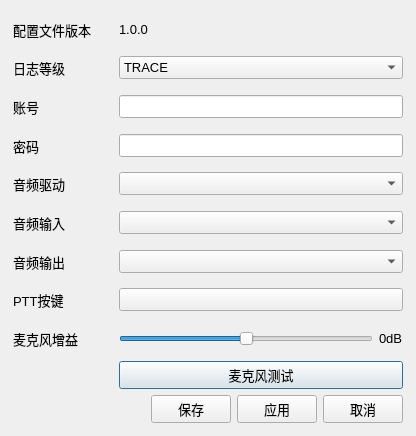
Qt form src/ui/form/config_window.ui (supermastergui/AudioClient) before a commit.
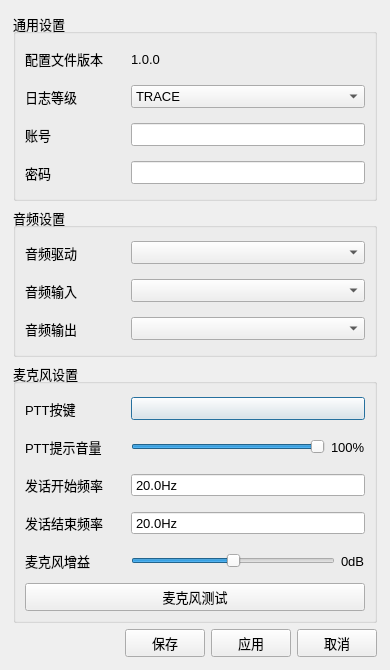
The same form after that commit. Icons and pictures are not drawn. Custom widgets are drawn as their Qt base class.

Commit message:
feat: 更新PTT音频设置和界面
* 更新PTT按键提示音的频率和音量设置
* 在配置窗口中添加PTT音频参数的调整功能
* 更新版本号至1.1.0
* 优化打包配置以防止覆盖现有文件

The edit to the form file:
```diff
--- a/src/ui/form/config_window.ui
+++ b/src/ui/form/config_window.ui
@@ -6,8 +6,8 @@
    <rect>
     <x>0</x>
     <y>0</y>
-    <width>416</width>
-    <height>436</height>
+    <width>390</width>
+    <height>651</height>
    </rect>
   </property>
   <property name="minimumSize">
@@ -45,7 +45,7 @@
    <property name="spacing">
     <number>0</number>
    </property>
-   <item row="0" column="0">
+   <item row="0" column="1">
     <widget class="QWidget" name="config_widget" native="true">
      <layout class="QGridLayout" name="gridLayout">
       <property name="leftMargin">
@@ -63,14 +63,14 @@
       <property name="spacing">
        <number>6</number>
       </property>
-      <item row="5" column="0">
-       <widget class="QLabel" name="label_audio_driver">
-        <property name="sizePolicy">
-         <sizepolicy hsizetype="Fixed" vsizetype="Expanding">
-          <horstretch>0</horstretch>
-          <verstretch>0</verstretch>
-         </sizepolicy>
+      <item row="2" column="0">
+       <widget class="QGroupBox" name="microphone_settings">
+        <property name="title">
+         <string>麦克风设置</string>
         </property>
+        <layout class="QGridLayout" name="gridLayout_6">
+         <item row="2" column="0">
+          <widget class="QLabel" name="label_ptt_p">
         <property name="minimumSize">
          <size>
           <width>100</width>
@@ -78,45 +78,42 @@
          </size>
         </property>
         <property name="text">
-         <string>音频驱动</string>
+            <string>发话开始频率</string>
         </property>
        </widget>
       </item>
-      <item row="11" column="1">
-       <widget class="SelectedButton" name="button_test">
-        <property name="text">
-         <string>麦克风测试</string>
-        </property>
-       </widget>
-      </item>
-      <item row="5" column="1">
-       <widget class="QComboBox" name="combo_box_audio_driver">
+         <item row="1" column="1">
+          <layout class="QHBoxLayout" name="horizontalLayout_4">
+           <item>
+            <widget class="QSlider" name="ptt_sound">
         <property name="sizePolicy">
-         <sizepolicy hsizetype="Preferred" vsizetype="Fixed">
+              <sizepolicy hsizetype="Expanding" vsizetype="Preferred">
           <horstretch>0</horstretch>
           <verstretch>0</verstretch>
          </sizepolicy>
         </property>
-       </widget>
-      </item>
-      <item row="3" column="1">
-       <widget class="QLineEdit" name="line_edit_account">
-        <property name="sizePolicy">
-         <sizepolicy hsizetype="Preferred" vsizetype="Fixed">
-          <horstretch>0</horstretch>
-          <verstretch>0</verstretch>
-         </sizepolicy>
+             <property name="maximum">
+              <number>100</number>
+             </property>
+             <property name="value">
+              <number>100</number>
+             </property>
+             <property name="orientation">
+              <enum>Qt::Orientation::Horizontal</enum>
+             </property>
+            </widget>
+           </item>
+           <item>
+            <widget class="QLabel" name="ptt_sound_value">
+             <property name="text">
+              <string>100%</string>
         </property>
        </widget>
       </item>
-      <item row="2" column="0">
-       <widget class="QLabel" name="label_log_level">
-        <property name="sizePolicy">
-         <sizepolicy hsizetype="Fixed" vsizetype="Expanding">
-          <horstretch>0</horstretch>
-          <verstretch>0</verstretch>
-         </sizepolicy>
-        </property>
+          </layout>
+         </item>
+         <item row="3" column="0">
+          <widget class="QLabel" name="label_ptt_r">
         <property name="minimumSize">
          <size>
           <width>100</width>
@@ -124,43 +121,24 @@
          </size>
         </property>
         <property name="text">
-         <string>日志等级</string>
+            <string>发话结束频率</string>
         </property>
        </widget>
       </item>
-      <item row="0" column="1">
-       <widget class="QLabel" name="label_config_version_2">
+         <item row="1" column="0">
+          <widget class="QLabel" name="label_ptt_s">
         <property name="minimumSize">
          <size>
-          <width>0</width>
-          <height>23</height>
-         </size>
-        </property>
-        <property name="text">
-         <string>1.0.0</string>
-        </property>
-       </widget>
-      </item>
-      <item row="4" column="0">
-       <widget class="QLabel" name="label_password">
-        <property name="sizePolicy">
-         <sizepolicy hsizetype="Fixed" vsizetype="Expanding">
-          <horstretch>0</horstretch>
-          <verstretch>0</verstretch>
-         </sizepolicy>
-        </property>
-        <property name="minimumSize">
-         <size>
           <width>100</width>
           <height>32</height>
          </size>
         </property>
         <property name="text">
-         <string>密码</string>
+            <string>PTT提示音量</string>
         </property>
        </widget>
       </item>
-      <item row="10" column="1">
+         <item row="4" column="1">
        <layout class="QHBoxLayout" name="horizontalLayout_2">
         <item>
          <widget class="QSlider" name="microphone_gain">
@@ -190,7 +168,287 @@
         </item>
        </layout>
       </item>
+         <item row="0" column="1">
+          <widget class="HotkeyButton" name="button_ptt">
+           <property name="sizePolicy">
+            <sizepolicy hsizetype="Preferred" vsizetype="Fixed">
+             <horstretch>0</horstretch>
+             <verstretch>0</verstretch>
+            </sizepolicy>
+           </property>
+           <property name="minimumSize">
+            <size>
+             <width>0</width>
+             <height>23</height>
+            </size>
+           </property>
+           <property name="text">
+            <string/>
+           </property>
+          </widget>
+         </item>
+         <item row="0" column="0">
+          <widget class="QLabel" name="label_ptt">
+           <property name="sizePolicy">
+            <sizepolicy hsizetype="Fixed" vsizetype="Expanding">
+             <horstretch>0</horstretch>
+             <verstretch>0</verstretch>
+            </sizepolicy>
+           </property>
+           <property name="minimumSize">
+            <size>
+             <width>100</width>
+             <height>32</height>
+            </size>
+           </property>
+           <property name="text">
+            <string>PTT按键</string>
+           </property>
+          </widget>
+         </item>
+         <item row="4" column="0">
+          <widget class="QLabel" name="label_microphone">
+           <property name="sizePolicy">
+            <sizepolicy hsizetype="Preferred" vsizetype="Expanding">
+             <horstretch>0</horstretch>
+             <verstretch>0</verstretch>
+            </sizepolicy>
+           </property>
+           <property name="minimumSize">
+            <size>
+             <width>100</width>
+             <height>32</height>
+            </size>
+           </property>
+           <property name="text">
+            <string>麦克风增益</string>
+           </property>
+          </widget>
+         </item>
+         <item row="5" column="0" colspan="2">
+          <widget class="SelectedButton" name="button_test">
+           <property name="text">
+            <string>麦克风测试</string>
+           </property>
+          </widget>
+         </item>
       <item row="2" column="1">
+          <widget class="QDoubleSpinBox" name="ptt_press_freq">
+           <property name="buttonSymbols">
+            <enum>QAbstractSpinBox::ButtonSymbols::NoButtons</enum>
+           </property>
+           <property name="suffix">
+            <string>Hz</string>
+           </property>
+           <property name="decimals">
+            <number>1</number>
+           </property>
+           <property name="minimum">
+            <double>20.000000000000000</double>
+           </property>
+           <property name="maximum">
+            <double>20000.000000000000000</double>
+           </property>
+           <property name="singleStep">
+            <double>10.000000000000000</double>
+           </property>
+          </widget>
+         </item>
+         <item row="3" column="1">
+          <widget class="QDoubleSpinBox" name="ptt_release_freq">
+           <property name="buttonSymbols">
+            <enum>QAbstractSpinBox::ButtonSymbols::NoButtons</enum>
+           </property>
+           <property name="suffix">
+            <string>Hz</string>
+           </property>
+           <property name="decimals">
+            <number>1</number>
+           </property>
+           <property name="minimum">
+            <double>20.000000000000000</double>
+           </property>
+           <property name="maximum">
+            <double>20000.000000000000000</double>
+           </property>
+           <property name="singleStep">
+            <double>10.000000000000000</double>
+           </property>
+          </widget>
+         </item>
+        </layout>
+       </widget>
+      </item>
+      <item row="1" column="0">
+       <widget class="QGroupBox" name="audio_settings">
+        <property name="title">
+         <string>音频设置</string>
+        </property>
+        <layout class="QGridLayout" name="gridLayout_5">
+         <item row="0" column="0">
+          <widget class="QLabel" name="label_audio_driver">
+           <property name="sizePolicy">
+            <sizepolicy hsizetype="Fixed" vsizetype="Expanding">
+             <horstretch>0</horstretch>
+             <verstretch>0</verstretch>
+            </sizepolicy>
+           </property>
+           <property name="minimumSize">
+            <size>
+             <width>100</width>
+             <height>32</height>
+            </size>
+           </property>
+           <property name="text">
+            <string>音频驱动</string>
+           </property>
+          </widget>
+         </item>
+         <item row="0" column="1">
+          <widget class="QComboBox" name="combo_box_audio_driver">
+           <property name="sizePolicy">
+            <sizepolicy hsizetype="Preferred" vsizetype="Fixed">
+             <horstretch>0</horstretch>
+             <verstretch>0</verstretch>
+            </sizepolicy>
+           </property>
+          </widget>
+         </item>
+         <item row="1" column="0">
+          <widget class="QLabel" name="label_audio_input">
+           <property name="sizePolicy">
+            <sizepolicy hsizetype="Fixed" vsizetype="Expanding">
+             <horstretch>0</horstretch>
+             <verstretch>0</verstretch>
+            </sizepolicy>
+           </property>
+           <property name="minimumSize">
+            <size>
+             <width>100</width>
+             <height>32</height>
+            </size>
+           </property>
+           <property name="text">
+            <string>音频输入</string>
+           </property>
+          </widget>
+         </item>
+         <item row="1" column="1">
+          <widget class="QComboBox" name="combo_box_audio_input">
+           <property name="sizePolicy">
+            <sizepolicy hsizetype="Preferred" vsizetype="Fixed">
+             <horstretch>0</horstretch>
+             <verstretch>0</verstretch>
+            </sizepolicy>
+           </property>
+          </widget>
+         </item>
+         <item row="2" column="0">
+          <widget class="QLabel" name="label_audio_output">
+           <property name="sizePolicy">
+            <sizepolicy hsizetype="Fixed" vsizetype="Expanding">
+             <horstretch>0</horstretch>
+             <verstretch>0</verstretch>
+            </sizepolicy>
+           </property>
+           <property name="minimumSize">
+            <size>
+             <width>100</width>
+             <height>32</height>
+            </size>
+           </property>
+           <property name="text">
+            <string>音频输出</string>
+           </property>
+          </widget>
+         </item>
+         <item row="2" column="1">
+          <widget class="QComboBox" name="combo_box_audio_output">
+           <property name="sizePolicy">
+            <sizepolicy hsizetype="Preferred" vsizetype="Fixed">
+             <horstretch>0</horstretch>
+             <verstretch>0</verstretch>
+            </sizepolicy>
+           </property>
+          </widget>
+         </item>
+        </layout>
+       </widget>
+      </item>
+      <item row="0" column="0">
+       <widget class="QGroupBox" name="general_settings">
+        <property name="sizePolicy">
+         <sizepolicy hsizetype="Minimum" vsizetype="Preferred">
+          <horstretch>0</horstretch>
+          <verstretch>0</verstretch>
+         </sizepolicy>
+        </property>
+        <property name="title">
+         <string>通用设置</string>
+        </property>
+        <layout class="QGridLayout" name="gridLayout_3">
+         <item row="3" column="1">
+          <widget class="QLineEdit" name="line_edit_password">
+           <property name="sizePolicy">
+            <sizepolicy hsizetype="Preferred" vsizetype="Fixed">
+             <horstretch>0</horstretch>
+             <verstretch>0</verstretch>
+            </sizepolicy>
+           </property>
+           <property name="echoMode">
+            <enum>QLineEdit::EchoMode::Password</enum>
+           </property>
+          </widget>
+         </item>
+         <item row="2" column="1">
+          <widget class="QLineEdit" name="line_edit_account">
+           <property name="sizePolicy">
+            <sizepolicy hsizetype="Preferred" vsizetype="Fixed">
+             <horstretch>0</horstretch>
+             <verstretch>0</verstretch>
+            </sizepolicy>
+           </property>
+          </widget>
+         </item>
+         <item row="0" column="0">
+          <widget class="QLabel" name="label_config_version">
+           <property name="sizePolicy">
+            <sizepolicy hsizetype="Fixed" vsizetype="Expanding">
+             <horstretch>0</horstretch>
+             <verstretch>0</verstretch>
+            </sizepolicy>
+           </property>
+           <property name="minimumSize">
+            <size>
+             <width>100</width>
+             <height>32</height>
+            </size>
+           </property>
+           <property name="text">
+            <string>配置文件版本</string>
+           </property>
+          </widget>
+         </item>
+         <item row="2" column="0">
+          <widget class="QLabel" name="label_account">
+           <property name="sizePolicy">
+            <sizepolicy hsizetype="Fixed" vsizetype="Expanding">
+             <horstretch>0</horstretch>
+             <verstretch>0</verstretch>
+            </sizepolicy>
+           </property>
+           <property name="minimumSize">
+            <size>
+             <width>100</width>
+             <height>32</height>
+            </size>
+           </property>
+           <property name="text">
+            <string>账号</string>
+           </property>
+          </widget>
+         </item>
+         <item row="1" column="1">
        <widget class="QComboBox" name="combo_box_log_level">
         <property name="sizePolicy">
          <sizepolicy hsizetype="Preferred" vsizetype="Fixed">
@@ -235,8 +493,8 @@
         </item>
        </widget>
       </item>
-      <item row="0" column="0">
-       <widget class="QLabel" name="label_config_version">
+         <item row="1" column="0">
+          <widget class="QLabel" name="label_log_level">
         <property name="sizePolicy">
          <sizepolicy hsizetype="Fixed" vsizetype="Expanding">
           <horstretch>0</horstretch>
@@ -250,50 +508,12 @@
          </size>
         </property>
         <property name="text">
-         <string>配置文件版本</string>
+            <string>日志等级</string>
         </property>
        </widget>
       </item>
-      <item row="4" column="1">
-       <widget class="QLineEdit" name="line_edit_password">
-        <property name="sizePolicy">
-         <sizepolicy hsizetype="Preferred" vsizetype="Fixed">
-          <horstretch>0</horstretch>
-          <verstretch>0</verstretch>
-         </sizepolicy>
-        </property>
-        <property name="echoMode">
-         <enum>QLineEdit::EchoMode::Password</enum>
-        </property>
-       </widget>
-      </item>
-      <item row="7" column="0">
-       <widget class="QLabel" name="label_audio_output">
-        <property name="sizePolicy">
-         <sizepolicy hsizetype="Fixed" vsizetype="Expanding">
-          <horstretch>0</horstretch>
-          <verstretch>0</verstretch>
-         </sizepolicy>
-        </property>
-        <property name="minimumSize">
-         <size>
-          <width>100</width>
-          <height>32</height>
-         </size>
-        </property>
-        <property name="text">
-         <string>音频输出</string>
-        </property>
-       </widget>
-      </item>
-      <item row="9" column="1">
-       <widget class="HotkeyButton" name="button_ptt">
-        <property name="sizePolicy">
-         <sizepolicy hsizetype="Preferred" vsizetype="Fixed">
-          <horstretch>0</horstretch>
-          <verstretch>0</verstretch>
-         </sizepolicy>
-        </property>
+         <item row="0" column="1">
+          <widget class="QLabel" name="label_config_version_2">
         <property name="minimumSize">
          <size>
           <width>0</width>
@@ -301,31 +521,12 @@
          </size>
         </property>
         <property name="text">
-         <string/>
+            <string>1.0.0</string>
         </property>
        </widget>
       </item>
-      <item row="10" column="0">
-       <widget class="QLabel" name="label">
-        <property name="sizePolicy">
-         <sizepolicy hsizetype="Preferred" vsizetype="Expanding">
-          <horstretch>0</horstretch>
-          <verstretch>0</verstretch>
-         </sizepolicy>
-        </property>
-        <property name="minimumSize">
-         <size>
-          <width>0</width>
-          <height>32</height>
-         </size>
-        </property>
-        <property name="text">
-         <string>麦克风增益</string>
-        </property>
-       </widget>
-      </item>
       <item row="3" column="0">
-       <widget class="QLabel" name="label_account">
+          <widget class="QLabel" name="label_password">
         <property name="sizePolicy">
          <sizepolicy hsizetype="Fixed" vsizetype="Expanding">
           <horstretch>0</horstretch>
@@ -339,30 +540,14 @@
          </size>
         </property>
         <property name="text">
-         <string>账号</string>
+            <string>密码</string>
         </property>
        </widget>
       </item>
-      <item row="9" column="0">
-       <widget class="QLabel" name="label_ptt">
-        <property name="sizePolicy">
-         <sizepolicy hsizetype="Fixed" vsizetype="Expanding">
-          <horstretch>0</horstretch>
-          <verstretch>0</verstretch>
-         </sizepolicy>
-        </property>
-        <property name="minimumSize">
-         <size>
-          <width>100</width>
-          <height>32</height>
-         </size>
-        </property>
-        <property name="text">
-         <string>PTT按键</string>
-        </property>
+        </layout>
        </widget>
       </item>
-      <item row="12" column="1">
+      <item row="3" column="0">
        <layout class="QHBoxLayout" name="horizontalLayout">
         <item>
          <spacer name="horizontalSpacer">
@@ -418,45 +603,6 @@
         </item>
        </layout>
       </item>
-      <item row="6" column="0">
-       <widget class="QLabel" name="label_audio_input">
-        <property name="sizePolicy">
-         <sizepolicy hsizetype="Fixed" vsizetype="Expanding">
-          <horstretch>0</horstretch>
-          <verstretch>0</verstretch>
-         </sizepolicy>
-        </property>
-        <property name="minimumSize">
-         <size>
-          <width>100</width>
-          <height>32</height>
-         </size>
-        </property>
-        <property name="text">
-         <string>音频输入</string>
-        </property>
-       </widget>
-      </item>
-      <item row="6" column="1">
-       <widget class="QComboBox" name="combo_box_audio_input">
-        <property name="sizePolicy">
-         <sizepolicy hsizetype="Preferred" vsizetype="Fixed">
-          <horstretch>0</horstretch>
-          <verstretch>0</verstretch>
-         </sizepolicy>
-        </property>
-       </widget>
-      </item>
-      <item row="7" column="1">
-       <widget class="QComboBox" name="combo_box_audio_output">
-        <property name="sizePolicy">
-         <sizepolicy hsizetype="Preferred" vsizetype="Fixed">
-          <horstretch>0</horstretch>
-          <verstretch>0</verstretch>
-         </sizepolicy>
-        </property>
-       </widget>
-      </item>
      </layout>
     </widget>
    </item>
```
Lines whose indentation alone changed are shown as unchanged. The commit also changes 7 other files.
